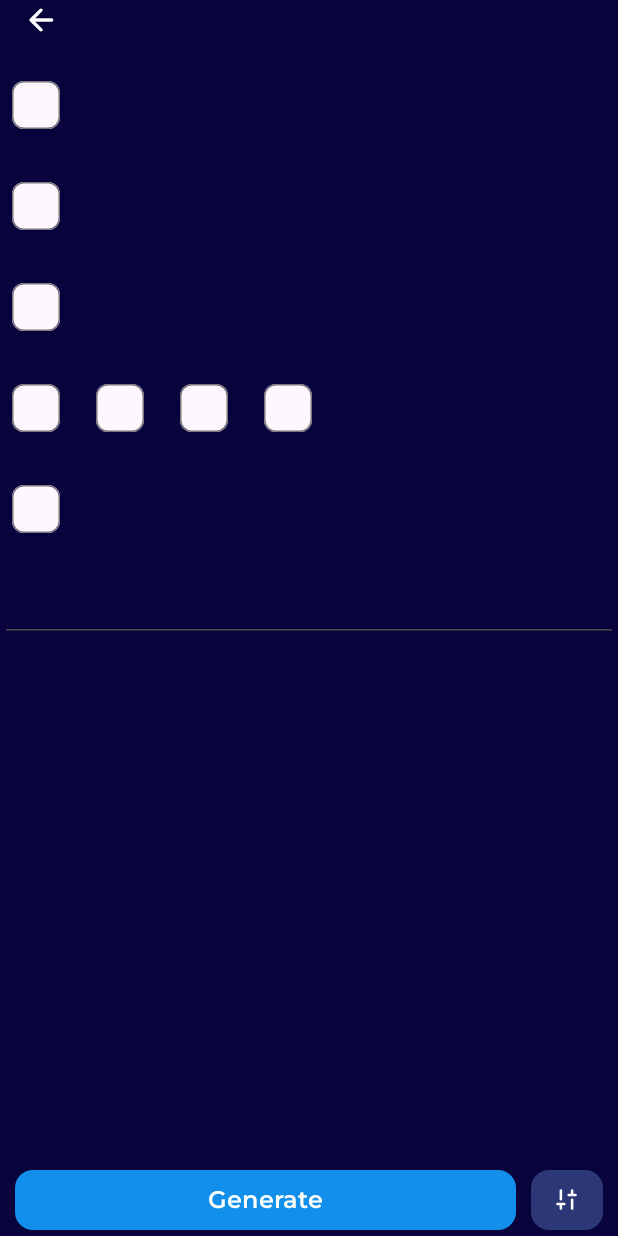
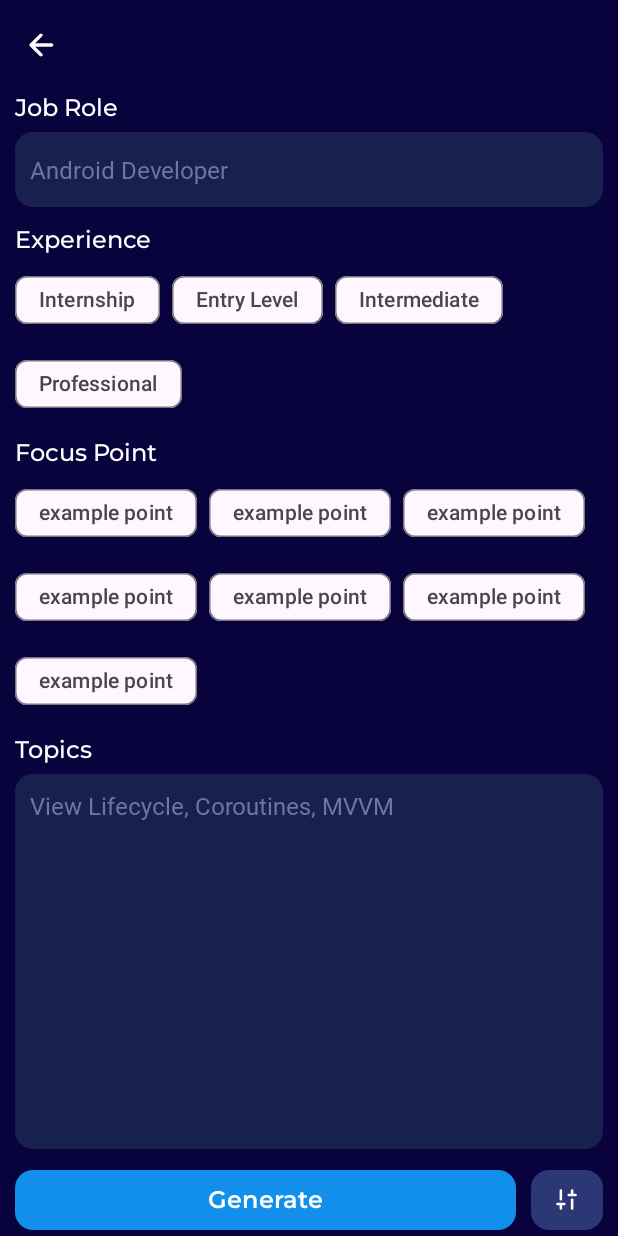
Before and after one commit to SidharthMudgil/chomu, an Android app: the InterviewFragment screen opened through its navigation route, on a phone screen of 412 x 824 dp. Run offline under Robolectric (Android 15) with nearby library versions, the phone set to English and light mode, and no system bars.

Commit message:
implement ui for fragment_interview

```diff
--- a/app/src/main/res/layout/fragment_interview.xml
+++ b/app/src/main/res/layout/fragment_interview.xml
@@ -10,7 +10,7 @@
         android:id="@+id/top_bar"
         layout="@layout/top_bar"
         android:layout_width="match_parent"
-        android:layout_height="wrap_content"
+        android:layout_height="@dimen/top_bar_size"
         app:layout_constraintBottom_toBottomOf="parent"
         app:layout_constraintEnd_toEndOf="parent"
         app:layout_constraintHorizontal_bias="0"
@@ -19,9 +19,14 @@
         app:layout_constraintVertical_bias="0" />
 
     <com.google.android.material.textview.MaterialTextView
-        android:id="@+id/label_job_type"
+        android:id="@+id/label_job_role"
         android:layout_width="wrap_content"
         android:layout_height="wrap_content"
+        android:layout_marginStart="@dimen/white_space"
+        android:text="@string/job_role"
+        android:textColor="@color/white"
+        android:textFontWeight="500"
+        android:textSize="16sp"
         app:layout_constraintBottom_toTopOf="@+id/bottom_bar"
         app:layout_constraintEnd_toEndOf="parent"
         app:layout_constraintHorizontal_bias="0"
@@ -29,94 +34,57 @@
         app:layout_constraintTop_toBottomOf="@id/top_bar"
         app:layout_constraintVertical_bias="0" />
 
-    <com.google.android.material.chip.ChipGroup
-        android:id="@+id/cg_job_type"
+    <com.google.android.material.textfield.TextInputEditText
+        android:id="@+id/et_job_role"
         android:layout_width="match_parent"
-        android:layout_height="wrap_content"
-        app:layout_constraintBottom_toTopOf="@id/bottom_bar"
-        app:layout_constraintEnd_toEndOf="parent"
-        app:layout_constraintHorizontal_bias="0"
-        app:layout_constraintStart_toStartOf="parent"
-        app:layout_constraintTop_toBottomOf="@id/label_job_type"
-        app:layout_constraintVertical_bias="0">
-
-        <com.google.android.material.chip.Chip
-            android:layout_width="wrap_content"
-            android:layout_height="wrap_content" />
-
-    </com.google.android.material.chip.ChipGroup>
-
-    <com.google.android.material.textview.MaterialTextView
-        android:id="@+id/label_job_category"
-        android:layout_width="wrap_content"
-        android:layout_height="wrap_content"
+        android:layout_height="@dimen/search_bar_size"
+        android:layout_marginStart="@dimen/white_space"
+        android:layout_marginTop="@dimen/title_space"
+        android:layout_marginEnd="@dimen/white_space"
+        android:background="@drawable/bg_input_text"
+        android:ellipsize="end"
+        android:gravity="start|center"
+        android:hint="Android Developer"
+        android:inputType="text"
+        android:maxLength="80"
+        android:maxLines="1"
+        android:padding="@dimen/white_space"
+        android:textColor="@color/grey100"
+        android:textColorHint="@color/grey300"
+        android:textSize="16sp"
         app:layout_constraintBottom_toTopOf="@+id/bottom_bar"
         app:layout_constraintEnd_toEndOf="parent"
         app:layout_constraintHorizontal_bias="0"
         app:layout_constraintStart_toStartOf="parent"
-        app:layout_constraintTop_toBottomOf="@id/cg_job_type"
-        app:layout_constraintVertical_bias="0" />
-
-    <com.google.android.material.chip.ChipGroup
-        android:id="@+id/cg_job_category"
-        android:layout_width="match_parent"
-        android:layout_height="wrap_content"
-        app:layout_constraintBottom_toTopOf="@id/bottom_bar"
-        app:layout_constraintEnd_toEndOf="parent"
-        app:layout_constraintHorizontal_bias="0"
-        app:layout_constraintStart_toStartOf="parent"
-        app:layout_constraintTop_toBottomOf="@id/label_job_category"
-        app:layout_constraintVertical_bias="0">
-
-        <com.google.android.material.chip.Chip
-            android:layout_width="wrap_content"
-            android:layout_height="wrap_content" />
-
-    </com.google.android.material.chip.ChipGroup>
-
-    <com.google.android.material.textview.MaterialTextView
-        android:id="@+id/label_job_role"
-        android:layout_width="wrap_content"
-        android:layout_height="wrap_content"
-        app:layout_constraintBottom_toTopOf="@+id/bottom_bar"
-        app:layout_constraintEnd_toEndOf="parent"
-        app:layout_constraintHorizontal_bias="0"
-        app:layout_constraintStart_toStartOf="parent"
-        app:layout_constraintTop_toBottomOf="@id/cg_job_category"
-        app:layout_constraintVertical_bias="0" />
-
-    <com.google.android.material.chip.ChipGroup
-        android:id="@+id/cg_job_role"
-        android:layout_width="match_parent"
-        android:layout_height="wrap_content"
-        app:layout_constraintBottom_toTopOf="@id/bottom_bar"
-        app:layout_constraintEnd_toEndOf="parent"
-        app:layout_constraintHorizontal_bias="0"
-        app:layout_constraintStart_toStartOf="parent"
-        app:layout_constraintTop_toBottomOf="@id/label_job_role"
-        app:layout_constraintVertical_bias="0">
-
-        <com.google.android.material.chip.Chip
-            android:layout_width="wrap_content"
-            android:layout_height="wrap_content" />
-
-    </com.google.android.material.chip.ChipGroup>
+        app:layout_constraintTop_toBottomOf="@+id/label_job_role"
+        app:layout_constraintVertical_bias="0"
+        tools:ignore="HardcodedText" />
 
     <com.google.android.material.textview.MaterialTextView
         android:id="@+id/label_experience"
         android:layout_width="wrap_content"
         android:layout_height="wrap_content"
+        android:layout_marginStart="@dimen/white_space"
+        android:layout_marginTop="@dimen/white_space"
+        android:text="@string/experience"
+        android:textColor="@color/white"
+        android:textFontWeight="500"
+        android:textSize="16sp"
         app:layout_constraintBottom_toTopOf="@+id/bottom_bar"
         app:layout_constraintEnd_toEndOf="parent"
         app:layout_constraintHorizontal_bias="0"
         app:layout_constraintStart_toStartOf="parent"
-        app:layout_constraintTop_toBottomOf="@id/cg_job_role"
+        app:layout_constraintTop_toBottomOf="@id/et_job_role"
         app:layout_constraintVertical_bias="0" />
 
     <com.google.android.material.chip.ChipGroup
         android:id="@+id/cg_experience"
+        style="@style/Widget.Material3.ChipGroup"
         android:layout_width="match_parent"
         android:layout_height="wrap_content"
+        android:layout_marginStart="@dimen/white_space"
+        android:layout_marginTop="@dimen/title_space"
+        android:layout_marginEnd="@dimen/white_space"
         app:layout_constraintBottom_toTopOf="@id/bottom_bar"
         app:layout_constraintEnd_toEndOf="parent"
         app:layout_constraintHorizontal_bias="0"
@@ -125,20 +93,28 @@
         app:layout_constraintVertical_bias="0">
 
         <com.google.android.material.chip.Chip
+            style="@style/Widget.Material3.Chip.Filter"
             android:layout_width="wrap_content"
-            android:layout_height="wrap_content" />
+            android:layout_height="wrap_content"
+            android:text="Internship" />
 
         <com.google.android.material.chip.Chip
+            style="@style/Widget.Material3.Chip.Filter"
             android:layout_width="wrap_content"
-            android:layout_height="wrap_content" />
+            android:layout_height="wrap_content"
+            android:text="Entry Level" />
 
         <com.google.android.material.chip.Chip
+            style="@style/Widget.Material3.Chip.Filter"
             android:layout_width="wrap_content"
-            android:layout_height="wrap_content" />
+            android:layout_height="wrap_content"
+            android:text="Intermediate" />
 
         <com.google.android.material.chip.Chip
+            style="@style/Widget.Material3.Chip.Filter"
             android:layout_width="wrap_content"
-            android:layout_height="wrap_content" />
+            android:layout_height="wrap_content"
+            android:text="Professional" />
 
     </com.google.android.material.chip.ChipGroup>
 
@@ -146,6 +122,12 @@
         android:id="@+id/label_focus_point"
         android:layout_width="wrap_content"
         android:layout_height="wrap_content"
+        android:layout_marginStart="@dimen/white_space"
+        android:layout_marginTop="@dimen/white_space"
+        android:text="@string/focus_point"
+        android:textColor="@color/white"
+        android:textFontWeight="500"
+        android:textSize="16sp"
         app:layout_constraintBottom_toTopOf="@+id/bottom_bar"
         app:layout_constraintEnd_toEndOf="parent"
         app:layout_constraintHorizontal_bias="0"
@@ -157,6 +139,9 @@
         android:id="@+id/cg_focus_point"
         android:layout_width="match_parent"
         android:layout_height="wrap_content"
+        android:layout_marginStart="@dimen/white_space"
+        android:layout_marginTop="@dimen/title_space"
+        android:layout_marginEnd="@dimen/white_space"
         app:layout_constraintBottom_toTopOf="@id/bottom_bar"
         app:layout_constraintEnd_toEndOf="parent"
         app:layout_constraintHorizontal_bias="0"
@@ -165,8 +150,46 @@
         app:layout_constraintVertical_bias="0">
 
         <com.google.android.material.chip.Chip
+            style="@style/Widget.Material3.Chip.Filter"
             android:layout_width="wrap_content"
-            android:layout_height="wrap_content" />
+            android:layout_height="wrap_content"
+            android:text="example point" />
+
+        <com.google.android.material.chip.Chip
+            style="@style/Widget.Material3.Chip.Filter"
+            android:layout_width="wrap_content"
+            android:layout_height="wrap_content"
+            android:text="example point" />
+
+        <com.google.android.material.chip.Chip
+            style="@style/Widget.Material3.Chip.Filter"
+            android:layout_width="wrap_content"
+            android:layout_height="wrap_content"
+            android:text="example point" />
+
+        <com.google.android.material.chip.Chip
+            style="@style/Widget.Material3.Chip.Filter"
+            android:layout_width="wrap_content"
+            android:layout_height="wrap_content"
+            android:text="example point" />
+
+        <com.google.android.material.chip.Chip
+            style="@style/Widget.Material3.Chip.Filter"
+            android:layout_width="wrap_content"
+            android:layout_height="wrap_content"
+            android:text="example point" />
+
+        <com.google.android.material.chip.Chip
+            style="@style/Widget.Material3.Chip.Filter"
+            android:layout_width="wrap_content"
+            android:layout_height="wrap_content"
+            android:text="example point" />
+
+        <com.google.android.material.chip.Chip
+            style="@style/Widget.Material3.Chip.Filter"
+            android:layout_width="wrap_content"
+            android:layout_height="wrap_content"
+            android:text="example point" />
 
     </com.google.android.material.chip.ChipGroup>
 
@@ -174,6 +197,12 @@
         android:id="@+id/label_topic"
         android:layout_width="wrap_content"
         android:layout_height="wrap_content"
+        android:layout_marginStart="@dimen/white_space"
+        android:layout_marginTop="@dimen/white_space"
+        android:text="@string/topics"
+        android:textColor="@color/white"
+        android:textFontWeight="500"
+        android:textSize="16sp"
         app:layout_constraintBottom_toTopOf="@+id/bottom_bar"
         app:layout_constraintEnd_toEndOf="parent"
         app:layout_constraintHorizontal_bias="0"
@@ -184,13 +213,25 @@
     <com.google.android.material.textfield.TextInputEditText
         android:id="@+id/et_topic"
         android:layout_width="match_parent"
-        android:layout_height="wrap_content"
+        android:layout_height="0dp"
+        android:layout_marginStart="@dimen/white_space"
+        android:layout_marginTop="@dimen/title_space"
+        android:layout_marginEnd="@dimen/white_space"
+        android:layout_marginBottom="@dimen/white_space"
+        android:background="@drawable/bg_input_text"
+        android:gravity="start"
+        android:hint="View Lifecycle, Coroutines, MVVM"
+        android:padding="@dimen/white_space"
+        android:textColor="@color/grey100"
+        android:textColorHint="@color/grey300"
+        android:textSize="16sp"
         app:layout_constraintBottom_toTopOf="@id/bottom_bar"
         app:layout_constraintEnd_toEndOf="parent"
         app:layout_constraintHorizontal_bias="0"
         app:layout_constraintStart_toStartOf="parent"
         app:layout_constraintTop_toBottomOf="@id/label_topic"
-        app:layout_constraintVertical_bias="0" />
+        app:layout_constraintVertical_bias="0"
+        tools:ignore="HardcodedText" />
 
     <include
         android:id="@+id/bottom_bar"
--- a/app/src/main/res/values/strings.xml
+++ b/app/src/main/res/values/strings.xml
@@ -13,4 +13,10 @@
     <string name="purpose">Purpose</string>
     <string name="hint_email">Reply to: \nWe are excited to learn you\'re considering our services.\n\nThank you for contacting us at Diego\'s Appliances.\n\nWe have carefully considered all the details you provided about the number of supplies you\'ll be storing, and we\'re confident that our D103 super cool refrigerator is more than capable of meeting your needs. In addition, if you purchase the refrigerator through our website www.diegoappliances.com, you get free delivery and installation.\n\nWe hope to welcome you soon as a part of the Diego family. Do reach out if you have any more questions or need any extra information.\nThank you!</string>
     <string name="hint_recipient_info">For Example:\n\nName: Ravish Kumar\nPosition: Senior Software Engineer\n</string>
+    <string name="focus_point">Focus Point</string>
+    <string name="experience">Experience</string>
+    <string name="job_role">Job Role</string>
+    <string name="topics">Topics</string>
+    <string name="platform">Platform</string>
+    <string name="content_type">Content Type</string>
 </resources>
```
